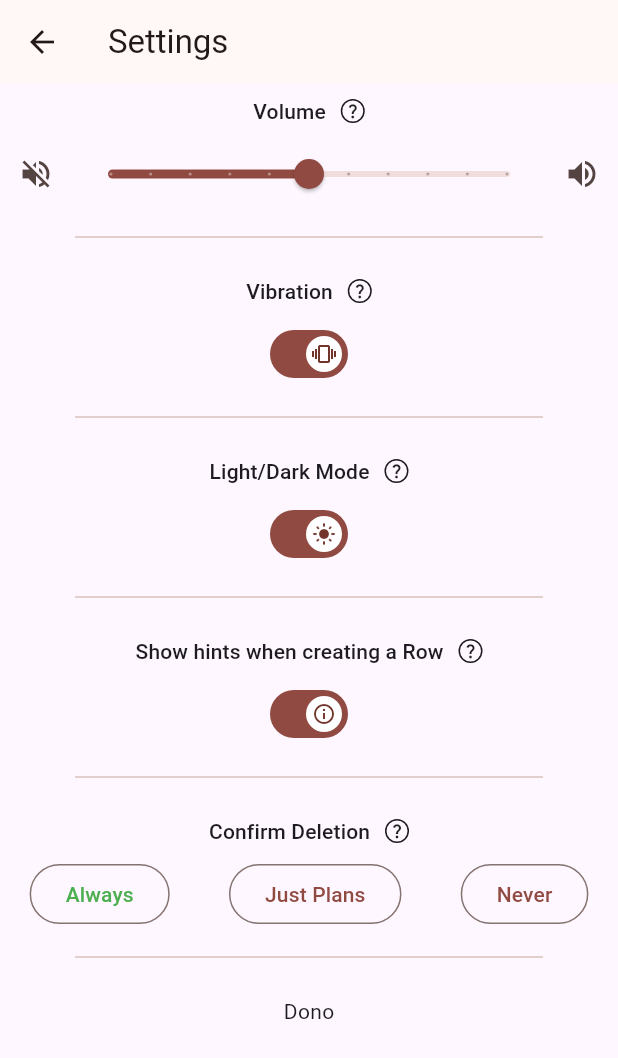
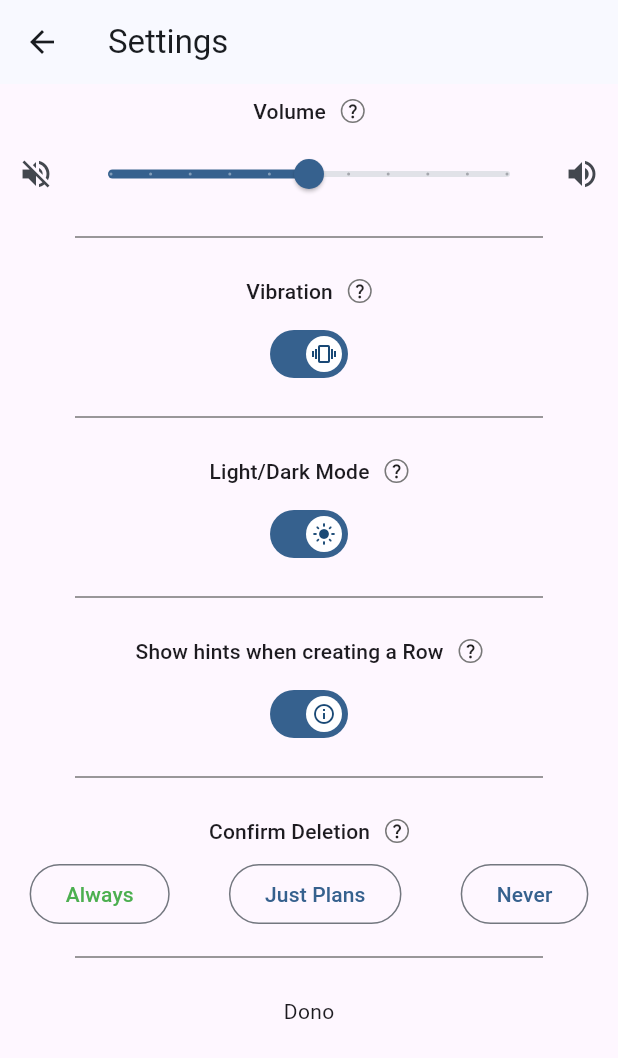
Before and after one commit to Rollemann/WorkoutTemplateApp, a Flutter app: the SettingsScreen screen opened directly, on a phone screen of 412 x 824 dp. Shown: the top 1058 px of the screen. Run offline on Flutter 3.47's test engine with Material 3 defaults, Android fonts, the light colour scheme and no system bars; our stand-ins replace flutter_riverpod, shared_preferences; accounts and stored records are empty.

Commit message:
outlinevariant für question mark

```diff
--- a/workouttemplateapp/lib/app.dart
+++ b/workouttemplateapp/lib/app.dart
@@ -12,13 +12,18 @@ class App extends ConsumerStatefulWidget {
 
 class _AppState extends ConsumerState<App> {
   final ThemeData myLightMode = ThemeData.light().copyWith(
-      colorScheme: ColorScheme.fromSeed(seedColor: Colors.red),
+      colorScheme: ColorScheme.fromSeed(
+        seedColor: Colors.blue,
+        outlineVariant: const Color.fromARGB(255, 120, 120, 120),
+      ),
       snackBarTheme: SnackBarThemeData(
         behavior: SnackBarBehavior.floating,
         shape: RoundedRectangleBorder(borderRadius: BorderRadius.circular(15)),
       ));
   final ThemeData myDarkMode = ThemeData.dark().copyWith(
-    colorScheme: ColorScheme.fromSeed(seedColor: Colors.blue),
+    colorScheme: ColorScheme.fromSeed(
+      seedColor: Colors.blue,
+    ),
     snackBarTheme: SnackBarThemeData(
       behavior: SnackBarBehavior.floating,
       shape: RoundedRectangleBorder(borderRadius: BorderRadius.circular(15)),
--- a/workouttemplateapp/lib/screens/main_widgets/template_row.dart
+++ b/workouttemplateapp/lib/screens/main_widgets/template_row.dart
@@ -52,7 +52,7 @@ class _TemplateRowState extends ConsumerState<TemplateRow> {
     return Padding(
       padding: const EdgeInsets.all(5.0),
       child: Container(
-        color: Theme.of(context).primaryColor,
+        color: Theme.of(context).colorScheme.surface,
         child: Padding(
           padding: const EdgeInsets.only(left: 10),
           child: Row(
--- a/workouttemplateapp/lib/screens/settings_widgets/settings_caption_widget.dart
+++ b/workouttemplateapp/lib/screens/settings_widgets/settings_caption_widget.dart
@@ -24,10 +24,11 @@ class SettingsCaptionWidget extends StatelessWidget {
             margin: const EdgeInsets.only(left: 10),
             padding: const EdgeInsets.all(1),
             decoration: BoxDecoration(
-                borderRadius: BorderRadius.circular(100),
-                border: Border.all(
-                    width: 1,
-                    color: Theme.of(context).textTheme.titleSmall!.color!)),
+              borderRadius: BorderRadius.circular(100),
+              border: Border.all(
+                  width: 1,
+                  color: Theme.of(context).colorScheme.outlineVariant),
+            ),
             child: const Icon(
               Icons.question_mark,
               size: 12,
```
